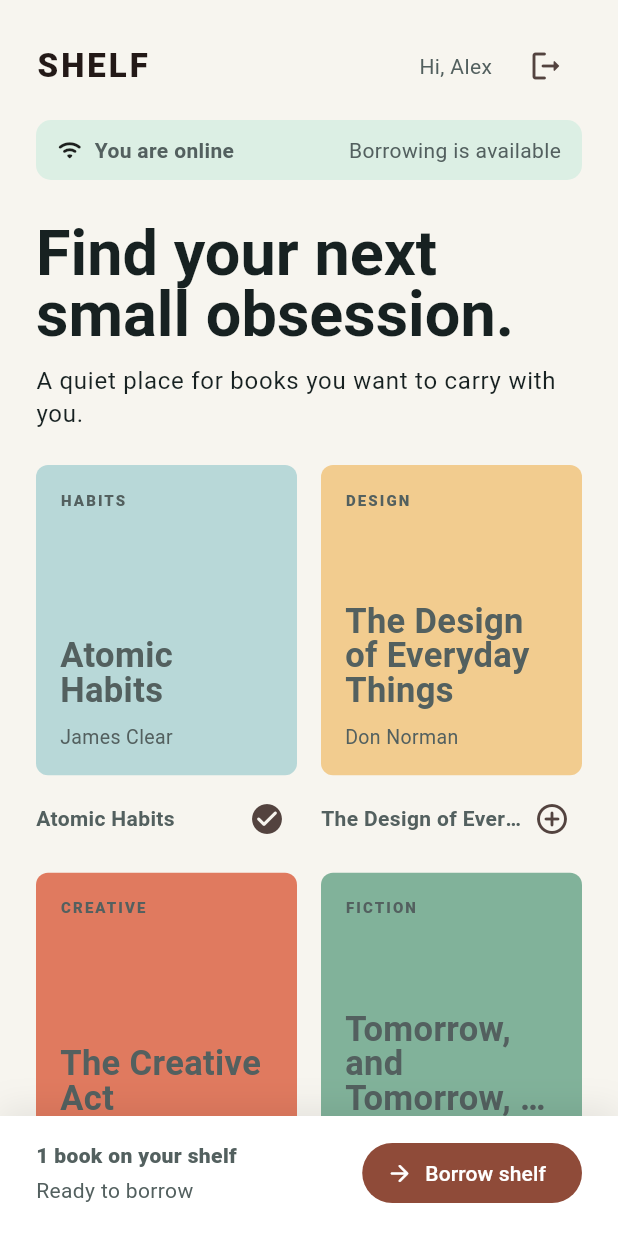
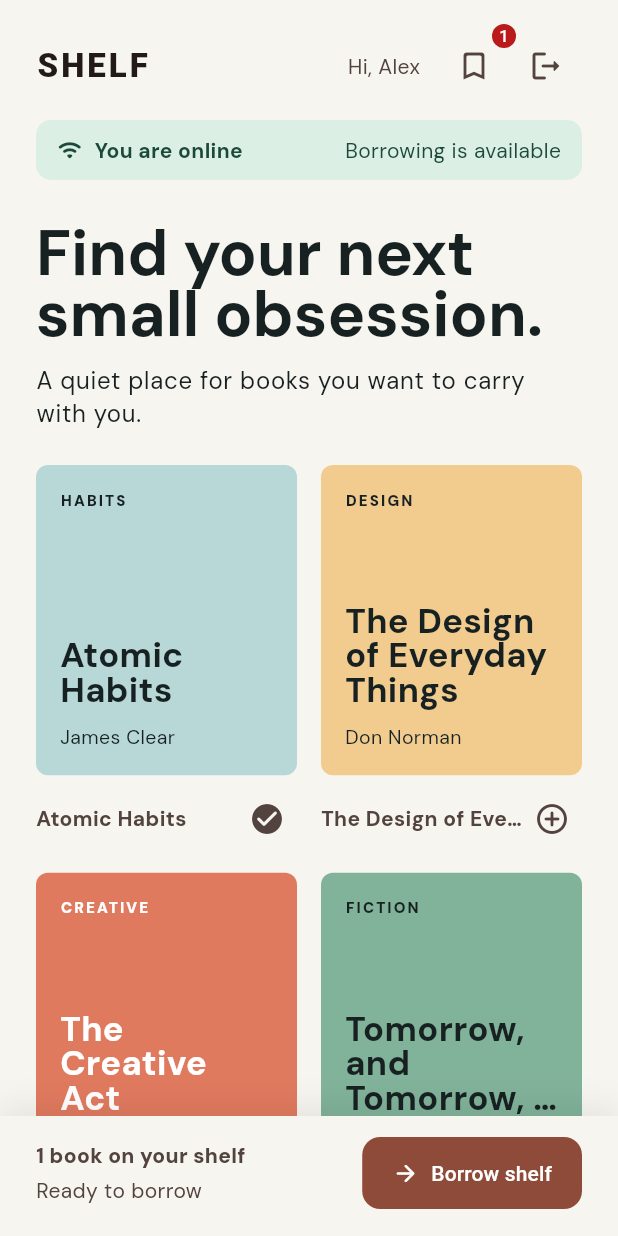
Before and after one commit to dhafer123/BLoC-to-BLoC-communication, a Flutter app: the screen it shows after launch, after a tap on the "login" icon, after a tap on the "add circle outline" icon, on a phone screen of 412 x 824 dp. Run offline on Flutter 3.47's test engine with Material 3 defaults, Android fonts, the phone set to English and light mode, and no system bars; drawn by our look-alikes of flutter_animate; our stand-ins replace connectivity_plus, equatable, flutter_bloc, get_it, google_fonts; Roboto replaces fonts that are missing (Georgia).

Commit message:
fixed broken ui

```diff
--- a/lib/app.dart
+++ b/lib/app.dart
@@ -17,6 +17,8 @@
     title: 'Shelf',
     debugShowCheckedModeBanner: false,
     theme: AppTheme.light,
+    darkTheme: AppTheme.dark,
+    themeMode: ThemeMode.system,
     home: MultiBlocProvider(
       providers: [
         BlocProvider(create: (_) => getIt<AuthBloc>()..add(AuthStarted())),
--- a/lib/core/theme/app_theme.dart
+++ b/lib/core/theme/app_theme.dart
@@ -1,23 +1,31 @@
 import 'package:flutter/material.dart';
+import 'package:google_fonts/google_fonts.dart';
 
 class AppTheme {
-  static ThemeData get light {
-    const ink = Color(0xFF172121);
-    const paper = Color(0xFFF7F5EF);
-    const coral = Color(0xFFE07A5F);
+  static ThemeData get light => _buildTheme(Brightness.light);
+
+  static ThemeData get dark => _buildTheme(Brightness.dark);
+
+  static ThemeData _buildTheme(Brightness brightness) {
+    final isDark = brightness == Brightness.dark;
+    final paper = isDark ? const Color(0xFF172121) : const Color(0xFFF7F5EF);
+    final ink = isDark ? const Color(0xFFF7F5EF) : const Color(0xFF172121);
+    final coral = isDark ? const Color(0xFFF29A7C) : const Color(0xFFE07A5F);
+    final scheme = ColorScheme.fromSeed(
+      seedColor: coral,
+      brightness: brightness,
+      surface: paper,
+    );
 
     return ThemeData(
       useMaterial3: true,
       scaffoldBackgroundColor: paper,
-      colorScheme: ColorScheme.fromSeed(
-        seedColor: coral,
-        brightness: Brightness.light,
-        surface: paper,
-      ),
-      fontFamily: 'Georgia',
-      textTheme: const TextTheme(
+      colorScheme: scheme,
+      textTheme: GoogleFonts.dmSansTextTheme(
+        TextTheme(
           displaySmall: TextStyle(
             color: ink,
+            fontFamily: GoogleFonts.dmSerifDisplay().fontFamily,
             fontSize: 42,
             fontWeight: FontWeight.w700,
             height: 0.98,
@@ -28,11 +36,36 @@
             fontWeight: FontWeight.w700,
           ),
           bodyLarge: TextStyle(color: ink, fontSize: 16, height: 1.4),
-        bodyMedium: TextStyle(color: Color(0xFF53605F), fontSize: 14),
+          bodyMedium: TextStyle(color: scheme.onSurfaceVariant, fontSize: 14),
+        ),
+      ),
+      cardTheme: CardThemeData(
+        color: scheme.surfaceContainerHighest,
+        elevation: 0,
+        shape: RoundedRectangleBorder(borderRadius: BorderRadius.circular(12)),
+      ),
+      elevatedButtonTheme: ElevatedButtonThemeData(
+        style: ElevatedButton.styleFrom(
+          minimumSize: const Size(0, 48),
+          padding: const EdgeInsets.symmetric(horizontal: 20),
+          shape: RoundedRectangleBorder(
+            borderRadius: BorderRadius.circular(12),
+          ),
+        ),
+      ),
+      filledButtonTheme: FilledButtonThemeData(
+        style: FilledButton.styleFrom(
+          minimumSize: const Size(0, 48),
+          padding: const EdgeInsets.symmetric(horizontal: 20),
+          shape: RoundedRectangleBorder(
+            borderRadius: BorderRadius.circular(12),
+          ),
+        ),
       ),
       inputDecorationTheme: InputDecorationTheme(
         filled: true,
-        fillColor: Colors.white,
+        fillColor: scheme.surfaceContainerHighest,
+        floatingLabelBehavior: FloatingLabelBehavior.auto,
         border: OutlineInputBorder(
           borderRadius: BorderRadius.circular(12),
           borderSide: BorderSide.none,
--- a/lib/features/shelf/presentation/pages/home_page.dart
+++ b/lib/features/shelf/presentation/pages/home_page.dart
@@ -1,5 +1,6 @@
 import 'package:flutter/material.dart';
 import 'package:flutter_bloc/flutter_bloc.dart';
+import 'package:flutter_animate/flutter_animate.dart';
 
 import '../../../auth/presentation/bloc/auth_bloc.dart';
 import '../../../checkout/presentation/bloc/checkout_bloc.dart';
@@ -23,7 +24,7 @@
       body: SafeArea(
         child: CustomScrollView(
           slivers: [
-            SliverToBoxAdapter(child: _Header(columns: columns)),
+            const SliverToBoxAdapter(child: _Header()),
             SliverToBoxAdapter(child: _StatusStrip()),
             SliverPadding(
               padding: const EdgeInsets.fromLTRB(24, 28, 24, 24),
@@ -53,15 +54,13 @@
           ],
         ),
       ),
-      bottomNavigationBar: const _CheckoutBar(),
+      bottomNavigationBar: const SafeArea(top: false, child: _CheckoutBar()),
     );
   }
 }
 
 class _Header extends StatelessWidget {
-  const _Header({required this.columns});
-
-  final int columns;
+  const _Header();
 
   @override
   Widget build(BuildContext context) => Padding(
@@ -88,6 +87,17 @@
                   style: Theme.of(context).textTheme.bodyMedium,
                 ),
                 const SizedBox(width: 12),
+                BlocBuilder<ShelfBloc, List<Book>>(
+                  builder: (context, shelf) => Badge(
+                    isLabelVisible: shelf.isNotEmpty,
+                    label: Text('${shelf.length}'),
+                    child: IconButton(
+                      tooltip: 'Your shelf',
+                      onPressed: () {},
+                      icon: const Icon(Icons.bookmark_border_rounded),
+                    ),
+                  ),
+                ),
                 IconButton(
                   tooltip: signedIn ? 'Sign out' : 'Sign in',
                   onPressed: () => context.read<AuthBloc>().add(
@@ -109,7 +119,11 @@
 class _StatusStrip extends StatelessWidget {
   @override
   Widget build(BuildContext context) => BlocBuilder<ConnectivityBloc, bool>(
-    builder: (context, isOnline) => AnimatedContainer(
+    builder: (context, isOnline) {
+      final statusColor = isOnline
+          ? const Color(0xFF1B4A3B)
+          : const Color(0xFF7A3026);
+      return AnimatedContainer(
         duration: const Duration(milliseconds: 300),
         margin: const EdgeInsets.symmetric(horizontal: 24),
         padding: const EdgeInsets.symmetric(horizontal: 14, vertical: 10),
@@ -117,25 +131,34 @@
           color: isOnline ? const Color(0xFFDCEFE4) : const Color(0xFFF7D7CE),
           borderRadius: BorderRadius.circular(10),
         ),
+        child: AnimatedSwitcher(
+          duration: const Duration(milliseconds: 350),
           child: Row(
+            key: ValueKey(isOnline),
             children: [
               Icon(
                 isOnline ? Icons.wifi_rounded : Icons.wifi_off_rounded,
+                color: statusColor,
                 size: 17,
               ),
               const SizedBox(width: 8),
               Text(
                 isOnline ? 'You are online' : 'Offline mode',
-            style: const TextStyle(fontWeight: FontWeight.w700),
+                style: TextStyle(
+                  color: statusColor,
+                  fontWeight: FontWeight.w700,
+                ),
               ),
               const Spacer(),
               Text(
                 isOnline ? 'Borrowing is available' : 'Your shelf is saved',
-            style: Theme.of(context).textTheme.bodyMedium,
+                style: TextStyle(color: statusColor, fontSize: 14),
               ),
             ],
           ),
         ),
+      ).animate().fadeIn(duration: 400.ms);
+    },
   );
 }
 
@@ -154,7 +177,7 @@
         style: Theme.of(context).textTheme.bodyLarge,
       ),
     ],
-  );
+  ).animate().fadeIn(duration: 500.ms).slideY(begin: 0.08, end: 0);
 }
 
 class _BookCard extends StatelessWidget {
@@ -167,6 +190,11 @@
     final isAdded = context.select<ShelfBloc, bool>(
       (bloc) => bloc.state.any((item) => item.id == book.id),
     );
+    final coverColor = Color(book.coverColor);
+    final coverInk =
+        ThemeData.estimateBrightnessForColor(coverColor) == Brightness.light
+        ? const Color(0xFF172121)
+        : Colors.white;
     return Column(
       crossAxisAlignment: CrossAxisAlignment.start,
       children: [
@@ -175,7 +203,7 @@
             width: double.infinity,
             padding: const EdgeInsets.all(16),
             decoration: BoxDecoration(
-              color: Color(book.coverColor),
+              color: coverColor,
               borderRadius: BorderRadius.circular(8),
             ),
             child: Column(
@@ -187,7 +215,7 @@
                     fontSize: 10,
                     fontWeight: FontWeight.w900,
                     letterSpacing: 1.4,
-                  ),
+                  ).copyWith(color: coverInk),
                 ),
                 const Spacer(),
                 Text(
@@ -198,14 +226,14 @@
                     fontSize: 23,
                     height: 0.98,
                     fontWeight: FontWeight.w700,
-                  ),
+                  ).copyWith(color: coverInk),
                 ),
                 const SizedBox(height: 10),
                 Text(
                   book.author,
                   maxLines: 1,
                   overflow: TextOverflow.ellipsis,
-                  style: const TextStyle(fontSize: 13),
+                  style: TextStyle(fontSize: 13, color: coverInk),
                 ),
               ],
             ),
@@ -237,7 +265,7 @@
           ],
         ),
       ],
-    );
+    ).animate().fadeIn(duration: 450.ms).slideY(begin: 0.04, end: 0);
   }
 }
 
@@ -248,10 +276,15 @@
   Widget build(
     BuildContext context,
   ) => BlocBuilder<CheckoutBloc, CheckoutState>(
-    builder: (context, state) => Container(
+    builder: (context, state) => AnimatedOpacity(
+      duration: const Duration(milliseconds: 250),
+      opacity: state.canCheckout || state.isSubmitting ? 1 : 0.82,
+      child: IgnorePointer(
+        ignoring: !state.canCheckout,
+        child: Container(
           padding: const EdgeInsets.fromLTRB(24, 14, 24, 18),
           decoration: BoxDecoration(
-        color: Colors.white,
+            color: Theme.of(context).colorScheme.surface,
             boxShadow: [
               BoxShadow(
                 color: Colors.black.withValues(alpha: 0.08),
@@ -283,9 +316,8 @@
               ),
               const SizedBox(width: 16),
               FilledButton.icon(
-            onPressed: state.canCheckout
-                ? () => context.read<CheckoutBloc>().add(CheckoutRequested())
-                : null,
+                onPressed: () =>
+                    context.read<CheckoutBloc>().add(CheckoutRequested()),
                 icon: state.isSubmitting
                     ? const SizedBox.square(
                         dimension: 16,
@@ -300,5 +332,7 @@
             ],
           ),
         ),
+      ),
+    ),
   );
 }
--- a/pubspec.yaml
+++ b/pubspec.yaml
@@ -37,6 +37,8 @@
   equatable: ^2.0.7
   flutter_bloc: ^9.1.1
   get_it: ^9.0.5
+  flutter_animate: ^4.5.2
+  google_fonts: ^6.2.1
 
 dev_dependencies:
   flutter_test:
```
Also changed, not shown: pubspec.lock, 3 other files. Lines whose indentation alone changed are shown as unchanged.
